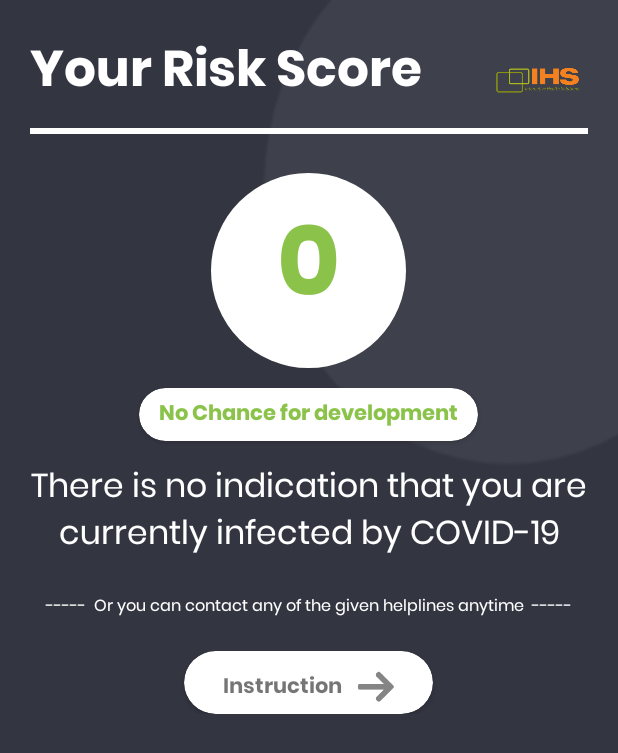
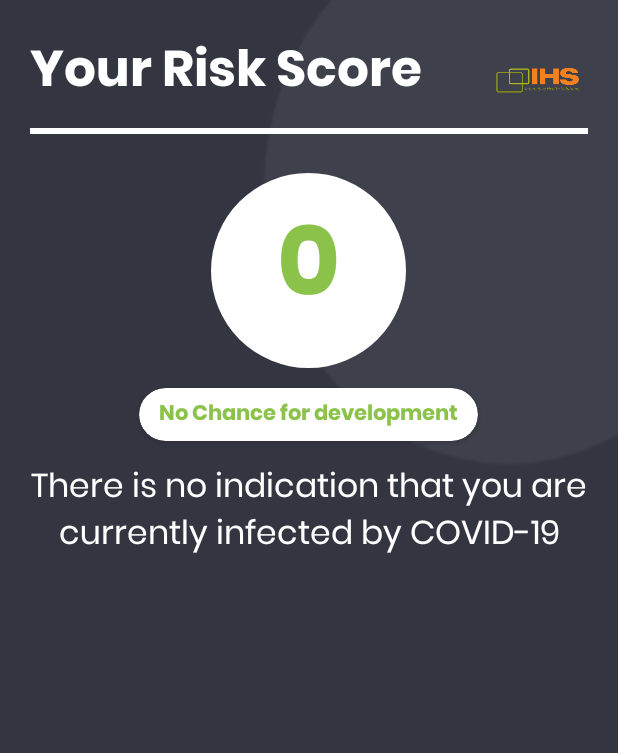
Before and after one commit to InteractiveHealthSolutions/korona-screening-mobile, an Android app: the ResultActivity screen opened directly, with no data from a screen before it, on a phone screen of 412 x 824 dp. Shown: the top 753 px of the screen. Run offline under Robolectric (Android 15) with nearby library versions, the phone set to English and light mode, and no system bars; our stand-ins replace Dagger/Hilt's generated code, data binding, sdp/ssp sizes; libraries missing offline, so code that uses them is left out: uk.co.chrisjenx; 1 statement that could not run was skipped.

Commit message:
Another minor issue fixed

```diff
--- a/app/src/main/java/com/ihsinformatics/covid/activities/LoginActivity.java
+++ b/app/src/main/java/com/ihsinformatics/covid/activities/LoginActivity.java
@@ -8,6 +8,7 @@ import android.content.Intent;
 import android.content.SharedPreferences;
 import android.os.Bundle;
 import android.view.View;
+import android.widget.Toast;
 
 import com.ihsinformatics.covid.App;
 import com.ihsinformatics.covid.R;
@@ -70,7 +71,7 @@ public class LoginActivity extends BaseActivity implements LoginContract.View {
 
     @Override
     public void showToast(String Message) {
-
+        Toast.makeText(this, Message , Toast.LENGTH_SHORT).show();
     }
 
     public void onLoginButtonClicked(View view) {
--- a/app/src/main/res/layout/activity_result.xml
+++ b/app/src/main/res/layout/activity_result.xml
@@ -120,7 +120,7 @@
                     android:id="@+id/layout_contact_root"
                     android:layout_width="match_parent"
                     android:layout_height="wrap_content"
-
+                    android:visibility="gone"
                     android:orientation="vertical">
 
                     <TextView
```
